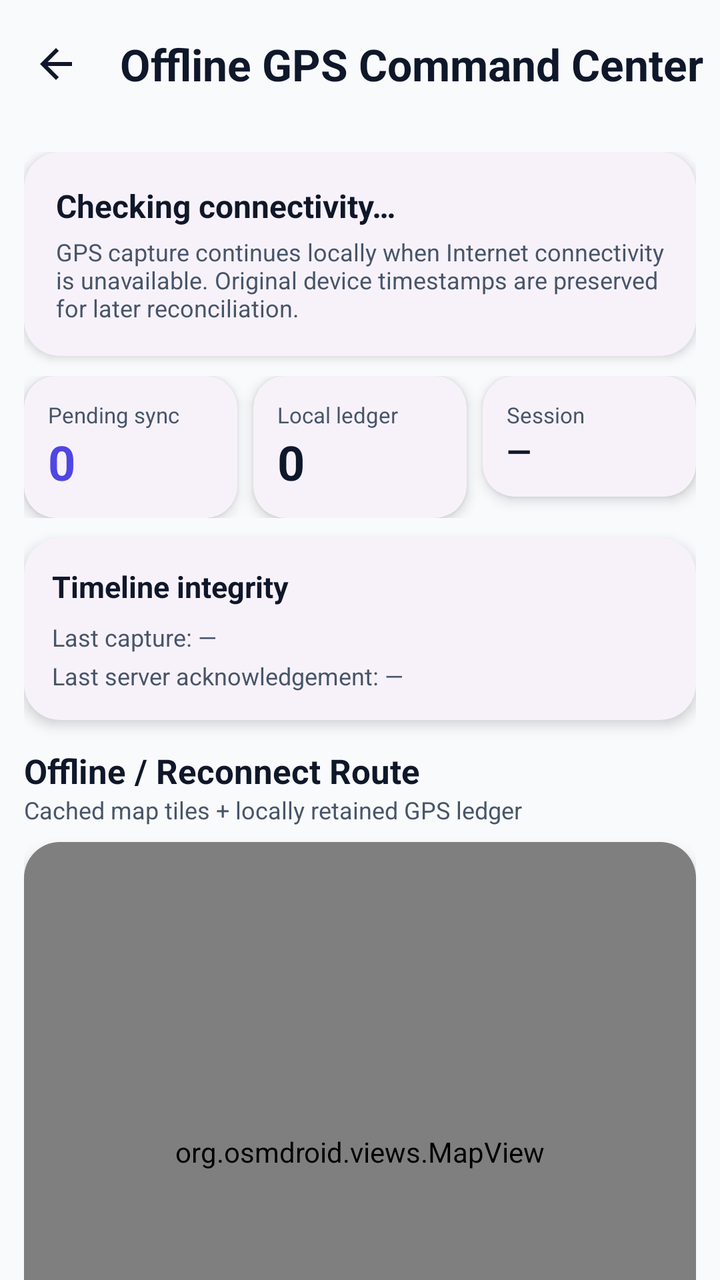
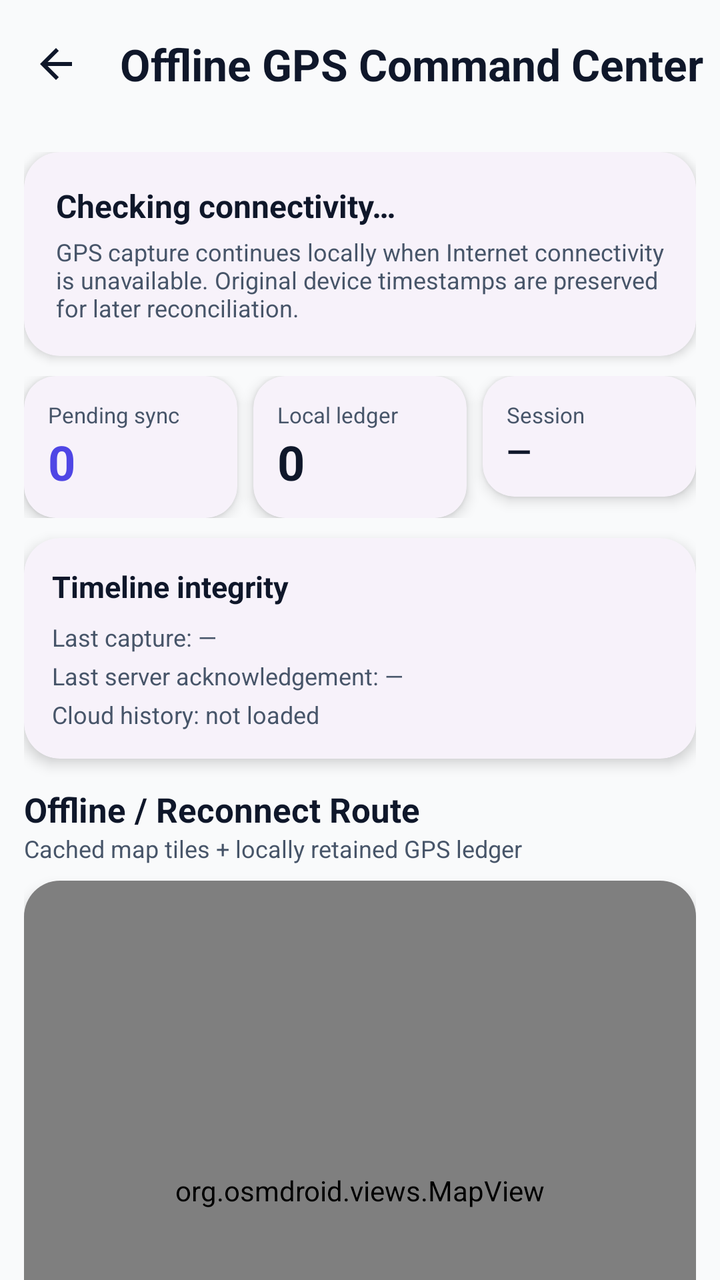

Two renders of the same Android screen: before a commit and after it. Below are the layout's source before the change and the commit's diff.
<!-- AndroidManifest.xml: application theme Theme.Biometric -->
<!-- res/layout/activity_offline_tracking.xml -->
<?xml version="1.0" encoding="utf-8"?>
<androidx.coordinatorlayout.widget.CoordinatorLayout xmlns:android="http://schemas.android.com/apk/res/android"
    xmlns:app="http://schemas.android.com/apk/res-auto"
    android:layout_width="match_parent"
    android:layout_height="match_parent"
    android:background="?attr/colorSurface">

    <LinearLayout
        android:layout_width="match_parent"
        android:layout_height="match_parent"
        android:orientation="vertical">

        <com.google.android.material.appbar.MaterialToolbar
            android:id="@+id/toolbar"
            style="@style/Widget.App.Toolbar"
            android:layout_width="match_parent"
            android:layout_height="?attr/actionBarSize"
            app:navigationIcon="@drawable/ic_back"
            app:title="Offline GPS Command Center" />

        <androidx.core.widget.NestedScrollView
            android:layout_width="match_parent"
            android:layout_height="0dp"
            android:layout_weight="1"
            android:fillViewport="true">

            <LinearLayout
                android:layout_width="match_parent"
                android:layout_height="wrap_content"
                android:orientation="vertical"
                android:padding="12dp">

                <com.google.android.material.card.MaterialCardView
                    android:layout_width="match_parent"
                    android:layout_height="wrap_content"
                    app:cardCornerRadius="18dp"
                    app:cardElevation="3dp">
                    <LinearLayout
                        android:layout_width="match_parent"
                        android:layout_height="wrap_content"
                        android:orientation="vertical"
                        android:padding="16dp">
                        <TextView
                            android:id="@+id/tvConnectivity"
                            android:layout_width="match_parent"
                            android:layout_height="wrap_content"
                            android:text="Checking connectivity…"
                            android:textStyle="bold"
                            android:textSize="16sp"
                            android:textColor="?attr/colorOnSurface" />
                        <TextView
                            android:layout_width="match_parent"
                            android:layout_height="wrap_content"
                            android:layout_marginTop="4dp"
                            android:text="GPS capture continues locally when Internet connectivity is unavailable. Original device timestamps are preserved for later reconciliation."
                            android:textColor="?attr/colorOnSurfaceVariant"
                            android:textSize="12sp" />
                    </LinearLayout>
                </com.google.android.material.card.MaterialCardView>

                <LinearLayout
                    android:layout_width="match_parent"
                    android:layout_height="wrap_content"
                    android:layout_marginTop="10dp"
                    android:orientation="horizontal">
                    <com.google.android.material.card.MaterialCardView
                        android:layout_width="0dp" android:layout_height="wrap_content" android:layout_weight="1" app:cardCornerRadius="16dp">
                        <LinearLayout android:layout_width="match_parent" android:layout_height="wrap_content" android:orientation="vertical" android:padding="12dp">
                            <TextView android:layout_width="match_parent" android:layout_height="wrap_content" android:text="Pending sync" android:textSize="11sp" android:textColor="?attr/colorOnSurfaceVariant" />
                            <TextView android:id="@+id/tvQueue" android:layout_width="match_parent" android:layout_height="wrap_content" android:text="0" android:textSize="24sp" android:textStyle="bold" android:textColor="?attr/colorPrimary" />
                        </LinearLayout>
                    </com.google.android.material.card.MaterialCardView>
                    <Space android:layout_width="8dp" android:layout_height="1dp" />
                    <com.google.android.material.card.MaterialCardView
                        android:layout_width="0dp" android:layout_height="wrap_content" android:layout_weight="1" app:cardCornerRadius="16dp">
                        <LinearLayout android:layout_width="match_parent" android:layout_height="wrap_content" android:orientation="vertical" android:padding="12dp">
                            <TextView android:layout_width="match_parent" android:layout_height="wrap_content" android:text="Local ledger" android:textSize="11sp" android:textColor="?attr/colorOnSurfaceVariant" />
                            <TextView android:id="@+id/tvTotal" android:layout_width="match_parent" android:layout_height="wrap_content" android:text="0" android:textSize="24sp" android:textStyle="bold" android:textColor="?attr/colorOnSurface" />
                        </LinearLayout>
                    </com.google.android.material.card.MaterialCardView>
                    <Space android:layout_width="8dp" android:layout_height="1dp" />
                    <com.google.android.material.card.MaterialCardView
                        android:layout_width="0dp" android:layout_height="wrap_content" android:layout_weight="1" app:cardCornerRadius="16dp">
                        <LinearLayout android:layout_width="match_parent" android:layout_height="wrap_content" android:orientation="vertical" android:padding="12dp">
                            <TextView android:layout_width="match_parent" android:layout_height="wrap_content" android:text="Session" android:textSize="11sp" android:textColor="?attr/colorOnSurfaceVariant" />
                            <TextView android:id="@+id/tvSession" android:layout_width="match_parent" android:layout_height="wrap_content" android:text="—" android:textSize="16sp" android:textStyle="bold" android:textColor="?attr/colorOnSurface" />
                        </LinearLayout>
                    </com.google.android.material.card.MaterialCardView>
                </LinearLayout>

                <com.google.android.material.card.MaterialCardView
                    android:layout_width="match_parent" android:layout_height="wrap_content" android:layout_marginTop="10dp" app:cardCornerRadius="18dp">
                    <LinearLayout android:layout_width="match_parent" android:layout_height="wrap_content" android:orientation="vertical" android:padding="14dp">
                        <TextView android:layout_width="match_parent" android:layout_height="wrap_content" android:text="Timeline integrity" android:textStyle="bold" android:textSize="15sp" android:textColor="?attr/colorOnSurface" />
                        <TextView android:id="@+id/tvLastCapture" android:layout_width="match_parent" android:layout_height="wrap_content" android:layout_marginTop="7dp" android:text="Last capture: —" android:textSize="12sp" android:textColor="?attr/colorOnSurfaceVariant" />
                        <TextView android:id="@+id/tvLastSync" android:layout_width="match_parent" android:layout_height="wrap_content" android:layout_marginTop="3dp" android:text="Last server acknowledgement: —" android:textSize="12sp" android:textColor="?attr/colorOnSurfaceVariant" />
                    </LinearLayout>
                </com.google.android.material.card.MaterialCardView>

                <TextView android:layout_width="match_parent" android:layout_height="wrap_content" android:layout_marginTop="14dp" android:text="Offline / Reconnect Route" android:textStyle="bold" android:textSize="17sp" android:textColor="?attr/colorOnSurface" />
                <TextView android:layout_width="match_parent" android:layout_height="wrap_content" android:text="Cached map tiles + locally retained GPS ledger" android:textSize="12sp" android:textColor="?attr/colorOnSurfaceVariant" />

                <com.google.android.material.card.MaterialCardView
                    android:layout_width="match_parent" android:layout_height="310dp" android:layout_marginTop="8dp" app:cardCornerRadius="18dp" app:cardElevation="4dp">
                    <org.osmdroid.views.MapView
                        android:id="@+id/offlineMapView"
                        android:layout_width="match_parent"
                        android:layout_height="match_parent" />
                </com.google.android.material.card.MaterialCardView>

                <LinearLayout android:layout_width="match_parent" android:layout_height="wrap_content" android:layout_marginTop="10dp" android:orientation="horizontal">
                    <com.google.android.material.button.MaterialButton
                        android:id="@+id/btnSyncNow"
                        android:layout_width="0dp" android:layout_height="wrap_content" android:layout_weight="1"
                        android:text="Sync Pending GPS" />
                    <Space android:layout_width="8dp" android:layout_height="1dp" />
                    <com.google.android.material.button.MaterialButton
                        android:id="@+id/btnRefreshOffline"
                        android:layout_width="0dp" android:layout_height="wrap_content" android:layout_weight="1"
                        android:text="Refresh" />
                </LinearLayout>

                <TextView android:layout_width="match_parent" android:layout_height="wrap_content" android:layout_marginTop="14dp" android:text="Enterprise Event Log" android:textStyle="bold" android:textSize="17sp" android:textColor="?attr/colorOnSurface" />
                <TextView android:layout_width="match_parent" android:layout_height="wrap_content" android:text="Connectivity, GPS capture, queueing, retries, session rebinding and server acknowledgements" android:textSize="12sp" android:textColor="?attr/colorOnSurfaceVariant" />

                <androidx.recyclerview.widget.RecyclerView
                    android:id="@+id/rvOfflineEvents"
                    android:layout_width="match_parent"
                    android:layout_height="wrap_content"
                    android:layout_marginTop="8dp"
                    android:nestedScrollingEnabled="false" />
            </LinearLayout>
        </androidx.core.widget.NestedScrollView>
    </LinearLayout>
</androidx.coordinatorlayout.widget.CoordinatorLayout>
<!-- resources referenced by this layout -->
<resources>
  <!-- drawable ic_back (drawable) -->
  <vector xmlns:android="http://schemas.android.com/apk/res/android"
      android:width="24dp"
      android:height="24dp"
      android:viewportWidth="24"
      android:viewportHeight="24"
      android:tint="?attr/colorControlNormal">
    <path
        android:fillColor="@android:color/white"
        android:pathData="M20,11H7.83l5.59,-5.59L12,4l-8,8 8,8 1.41,-1.41L7.83,13H20v-2z"/>
  </vector>
  <style name="Widget.App.Toolbar" parent="Widget.Material3.Toolbar.OnSurface">
          <item name="titleTextAppearance">@style/TextAppearance.App.ToolbarTitle</item>
      </style>
  <style name="Theme.Biometric" parent="Theme.Material3.DayNight.NoActionBar">
          
          <item name="colorPrimary">@color/colorPrimary</item>
          <item name="colorPrimaryDark">@color/colorPrimaryDark</item>
          <item name="colorPrimaryVariant">@color/colorPrimaryDark</item>
          <item name="colorOnPrimary">@android:color/white</item>
          
          
          <item name="colorSecondary">@color/colorAccent</item>
          <item name="colorOnSecondary">@android:color/white</item>
  
          
          <item name="android:colorBackground">@color/window_background</item>
          <item name="android:windowBackground">@color/window_background</item>
          <item name="android:windowDisablePreview">false</item>
          <item name="colorSurface">@color/window_background</item>
          <item name="colorOnSurface">@color/text_primary</item>
          <item name="colorSurfaceVariant">@color/colorSurfaceVariant</item>
          <item name="colorOnSurfaceVariant">@color/text_secondary</item>
          <item name="colorError">@color/red</item>
          <item name="colorOnError">@android:color/white</item>
          <item name="colorOutline">@color/outline</item>
          <item name="colorOutlineVariant">@color/outline_variant</item>
  
          
          <item name="android:statusBarColor">?attr/colorSurface</item>
          <item name="android:windowLightStatusBar">true</item>
          <item name="android:navigationBarColor">?attr/colorSurface</item>
          <item name="android:windowLightNavigationBar" tools:targetApi="27">true</item>
          <item name="android:windowLayoutInDisplayCutoutMode" tools:targetApi="28">shortEdges</item>
  
          
          <item name="android:windowActivityTransitions">true</item>
          <item name="android:windowEnterTransition">@android:transition/fade</item>
          <item name="android:windowExitTransition">@android:transition/fade</item>
  
          
          <item name="toolbarStyle">@style/Widget.App.Toolbar</item>
          <item name="materialCardViewStyle">@style/Widget.App.CardView</item>
      </style>
  <style name="TextAppearance.App.ToolbarTitle" parent="TextAppearance.Material3.TitleLarge">
          <item name="android:textStyle">bold</item>
      </style>
  <color name="colorPrimary">#4F46E5</color>
  <color name="colorPrimaryDark">#4338CA</color>
  <color name="colorAccent">#F43F5E</color>
  <color name="window_background">#F9FAFB</color>
  <color name="text_primary">#0F172A</color>
  <color name="colorSurfaceVariant">#F3F4F6</color>
  <color name="text_secondary">#475569</color>
  <color name="red">#EF4444</color>
  <color name="outline">#79747E</color>
  <color name="outline_variant">#CAC4D0</color>
  <style name="Widget.App.CardView" parent="Widget.Material3.CardView.Elevated">
          <item name="cardCornerRadius">16dp</item>
          <item name="cardElevation">4dp</item>
      </style>
</resources>

<!-- the commit's change to res/layout/activity_offline_tracking.xml (unified diff, before → after) -->
@@ -94,6 +94,7 @@
                         <TextView android:layout_width="match_parent" android:layout_height="wrap_content" android:text="Timeline integrity" android:textStyle="bold" android:textSize="15sp" android:textColor="?attr/colorOnSurface" />
                         <TextView android:id="@+id/tvLastCapture" android:layout_width="match_parent" android:layout_height="wrap_content" android:layout_marginTop="7dp" android:text="Last capture: —" android:textSize="12sp" android:textColor="?attr/colorOnSurfaceVariant" />
                         <TextView android:id="@+id/tvLastSync" android:layout_width="match_parent" android:layout_height="wrap_content" android:layout_marginTop="3dp" android:text="Last server acknowledgement: —" android:textSize="12sp" android:textColor="?attr/colorOnSurfaceVariant" />
+                        <TextView android:id="@+id/tvRemoteHistory" android:layout_width="match_parent" android:layout_height="wrap_content" android:layout_marginTop="3dp" android:text="Cloud history: not loaded" android:textSize="12sp" android:textColor="?attr/colorOnSurfaceVariant" />
                     </LinearLayout>
                 </com.google.android.material.card.MaterialCardView>
 
@@ -115,6 +116,11 @@
                         android:text="Sync Pending GPS" />
                     <Space android:layout_width="8dp" android:layout_height="1dp" />
                     <com.google.android.material.button.MaterialButton
+                        android:id="@+id/btnLoadCloudHistory"
+                        android:layout_width="0dp" android:layout_height="wrap_content" android:layout_weight="1"
+                        android:text="Cloud History" />
+                    <Space android:layout_width="8dp" android:layout_height="1dp" />
+                    <com.google.android.material.button.MaterialButton
                         android:id="@+id/btnRefreshOffline"
                         android:layout_width="0dp" android:layout_height="wrap_content" android:layout_weight="1"
                         android:text="Refresh" />
